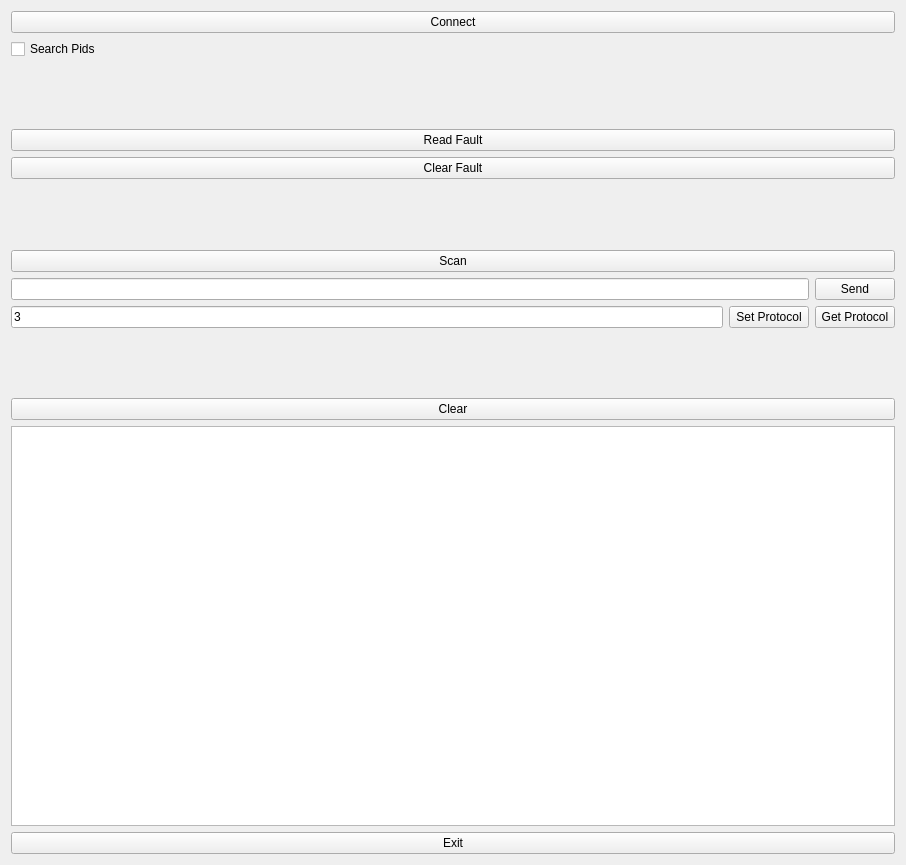
takyonxxx/Elm327_Wifi_Obd2_Qt_Project, file mainwindow.ui: the form before one commit.
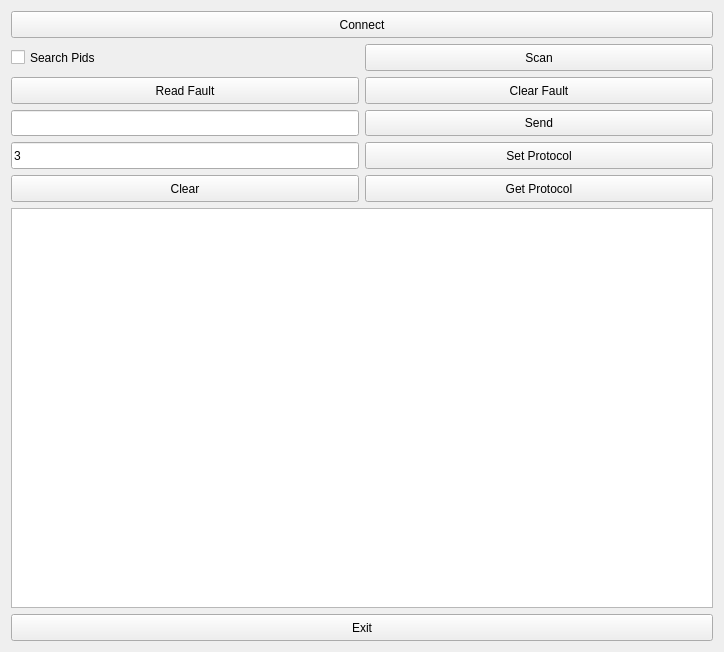
The form after the commit.

What changed in the file:
```diff
--- a/mainwindow.ui
+++ b/mainwindow.ui
@@ -6,8 +6,8 @@
    <rect>
     <x>0</x>
     <y>0</y>
-    <width>906</width>
-    <height>865</height>
+    <width>724</width>
+    <height>652</height>
    </rect>
   </property>
   <property name="sizePolicy">
@@ -31,20 +31,7 @@
      <layout class="QVBoxLayout" name="verticalLayout">
       <item>
        <layout class="QGridLayout" name="gridLayout_2">
-        <item row="4" column="0">
-         <spacer name="verticalSpacer_2">
-          <property name="orientation">
-           <enum>Qt::Vertical</enum>
-          </property>
-          <property name="sizeHint" stdset="0">
-           <size>
-            <width>20</width>
-            <height>40</height>
-           </size>
-          </property>
-         </spacer>
-        </item>
-        <item row="8" column="0">
+        <item row="2" column="1">
          <widget class="QPushButton" name="pushScan">
           <property name="sizePolicy">
            <sizepolicy hsizetype="Preferred" vsizetype="Preferred">
@@ -63,51 +50,54 @@
           </property>
          </widget>
         </item>
+        <item row="7" column="0">
+         <layout class="QGridLayout" name="gridLayout_4">
+          <item row="0" column="0" colspan="2">
+           <widget class="QLineEdit" name="sendEdit">
+            <property name="sizePolicy">
+             <sizepolicy hsizetype="Preferred" vsizetype="Preferred">
+              <horstretch>0</horstretch>
+              <verstretch>0</verstretch>
+             </sizepolicy>
+            </property>
+           </widget>
+          </item>
+         </layout>
+        </item>
         <item row="2" column="0">
          <widget class="QCheckBox" name="checkSearchPids">
+          <property name="sizePolicy">
+           <sizepolicy hsizetype="Preferred" vsizetype="Preferred">
+            <horstretch>0</horstretch>
+            <verstretch>0</verstretch>
+           </sizepolicy>
+          </property>
           <property name="text">
            <string>Search Pids</string>
           </property>
          </widget>
         </item>
-        <item row="7" column="0">
-         <spacer name="verticalSpacer">
-          <property name="orientation">
-           <enum>Qt::Vertical</enum>
+        <item row="1" column="0" colspan="2">
+         <widget class="QPushButton" name="pushConnect">
+          <property name="sizePolicy">
+           <sizepolicy hsizetype="Preferred" vsizetype="Preferred">
+            <horstretch>0</horstretch>
+            <verstretch>0</verstretch>
+           </sizepolicy>
           </property>
-          <property name="sizeHint" stdset="0">
+          <property name="maximumSize">
            <size>
-            <width>20</width>
-            <height>40</height>
+            <width>16777215</width>
+            <height>16777215</height>
            </size>
           </property>
-         </spacer>
-        </item>
-        <item row="10" column="0">
-         <spacer name="verticalSpacer_3">
-          <property name="orientation">
-           <enum>Qt::Vertical</enum>
+          <property name="text">
+           <string>Connect</string>
           </property>
-          <property name="sizeHint" stdset="0">
-           <size>
-            <width>20</width>
-            <height>40</height>
-           </size>
-          </property>
-         </spacer>
-        </item>
-        <item row="14" column="0">
-         <widget class="QTextBrowser" name="textTerminal">
-          <property name="minimumSize">
-           <size>
-            <width>0</width>
-            <height>400</height>
-           </size>
-          </property>
          </widget>
         </item>
-        <item row="11" column="0">
-         <widget class="QPushButton" name="pushClear">
+        <item row="7" column="1">
+         <widget class="QPushButton" name="pushSend">
           <property name="sizePolicy">
            <sizepolicy hsizetype="Preferred" vsizetype="Preferred">
             <horstretch>0</horstretch>
@@ -121,11 +111,24 @@
            </size>
           </property>
           <property name="text">
-           <string>  Clear  </string>
+           <string>    Send    </string>
           </property>
          </widget>
         </item>
-        <item row="5" column="0">
+        <item row="4" column="1">
+         <widget class="QPushButton" name="pushClearFault">
+          <property name="sizePolicy">
+           <sizepolicy hsizetype="Preferred" vsizetype="Preferred">
+            <horstretch>0</horstretch>
+            <verstretch>0</verstretch>
+           </sizepolicy>
+          </property>
+          <property name="text">
+           <string>Clear Fault</string>
+          </property>
+         </widget>
+        </item>
+        <item row="4" column="0">
          <widget class="QPushButton" name="pushReadFault">
           <property name="sizePolicy">
            <sizepolicy hsizetype="Preferred" vsizetype="Preferred">
@@ -150,8 +153,8 @@
           </property>
          </widget>
         </item>
-        <item row="6" column="0">
-         <widget class="QPushButton" name="pushClearFault">
+        <item row="11" column="0">
+         <widget class="QPushButton" name="pushClear">
           <property name="sizePolicy">
            <sizepolicy hsizetype="Preferred" vsizetype="Preferred">
             <horstretch>0</horstretch>
@@ -159,92 +162,69 @@
            </sizepolicy>
           </property>
           <property name="text">
-           <string>Clear Fault</string>
+           <string>  Clear  </string>
+          </property>
+         </widget>
+        </item>
+        <item row="14" column="0" colspan="2">
+         <widget class="QTextBrowser" name="textTerminal">
+          <property name="sizePolicy">
+           <sizepolicy hsizetype="Preferred" vsizetype="Preferred">
+            <horstretch>0</horstretch>
+            <verstretch>0</verstretch>
+           </sizepolicy>
+          </property>
+          <property name="minimumSize">
+           <size>
+            <width>0</width>
+            <height>400</height>
+           </size>
           </property>
          </widget>
         </item>
         <item row="9" column="0">
-         <layout class="QGridLayout" name="gridLayout_4">
-          <item row="1" column="1">
-           <widget class="QPushButton" name="pushSetProtocol">
-            <property name="sizePolicy">
-             <sizepolicy hsizetype="Preferred" vsizetype="Preferred">
-              <horstretch>0</horstretch>
-              <verstretch>0</verstretch>
-             </sizepolicy>
-            </property>
-            <property name="text">
-             <string>Set Protocol</string>
-            </property>
-           </widget>
-          </item>
-          <item row="1" column="0">
-           <widget class="QLineEdit" name="protocolEdit">
-            <property name="text">
-             <string>3</string>
-            </property>
-            <property name="alignment">
-             <set>Qt::AlignLeading|Qt::AlignLeft|Qt::AlignVCenter</set>
-            </property>
-           </widget>
-          </item>
-          <item row="1" column="2">
-           <widget class="QPushButton" name="pushGetProtocol">
-            <property name="sizePolicy">
-             <sizepolicy hsizetype="Preferred" vsizetype="Preferred">
-              <horstretch>0</horstretch>
-              <verstretch>0</verstretch>
-             </sizepolicy>
-            </property>
-            <property name="text">
-             <string>Get Protocol</string>
-            </property>
-           </widget>
-          </item>
-          <item row="0" column="2">
-           <widget class="QPushButton" name="pushSend">
-            <property name="sizePolicy">
-             <sizepolicy hsizetype="Preferred" vsizetype="Preferred">
-              <horstretch>0</horstretch>
-              <verstretch>0</verstretch>
-             </sizepolicy>
-            </property>
-            <property name="maximumSize">
-             <size>
-              <width>16777215</width>
-              <height>16777215</height>
-             </size>
-            </property>
-            <property name="text">
-             <string>    Send    </string>
-            </property>
-           </widget>
-          </item>
-          <item row="0" column="0" colspan="2">
-           <widget class="QLineEdit" name="sendEdit"/>
-          </item>
-         </layout>
+         <widget class="QLineEdit" name="protocolEdit">
+          <property name="sizePolicy">
+           <sizepolicy hsizetype="Preferred" vsizetype="Preferred">
+            <horstretch>0</horstretch>
+            <verstretch>0</verstretch>
+           </sizepolicy>
+          </property>
+          <property name="text">
+           <string>3</string>
+          </property>
+          <property name="alignment">
+           <set>Qt::AlignLeading|Qt::AlignLeft|Qt::AlignVCenter</set>
+          </property>
+         </widget>
         </item>
-        <item row="1" column="0">
-         <widget class="QPushButton" name="pushConnect">
+        <item row="9" column="1">
+         <widget class="QPushButton" name="pushSetProtocol">
           <property name="sizePolicy">
            <sizepolicy hsizetype="Preferred" vsizetype="Preferred">
             <horstretch>0</horstretch>
             <verstretch>0</verstretch>
            </sizepolicy>
           </property>
-          <property name="maximumSize">
-           <size>
-            <width>16777215</width>
-            <height>16777215</height>
-           </size>
+          <property name="text">
+           <string>Set Protocol</string>
           </property>
+         </widget>
+        </item>
+        <item row="11" column="1">
+         <widget class="QPushButton" name="pushGetProtocol">
+          <property name="sizePolicy">
+           <sizepolicy hsizetype="Preferred" vsizetype="Preferred">
+            <horstretch>0</horstretch>
+            <verstretch>0</verstretch>
+           </sizepolicy>
+          </property>
           <property name="text">
-           <string>Connect</string>
+           <string>Get Protocol</string>
           </property>
          </widget>
         </item>
-        <item row="15" column="0">
+        <item row="15" column="0" colspan="2">
          <widget class="QPushButton" name="pushExit">
           <property name="sizePolicy">
            <sizepolicy hsizetype="Preferred" vsizetype="Preferred">
```
Left out of the diff: 6 changed lines with no effect on the pictures.
